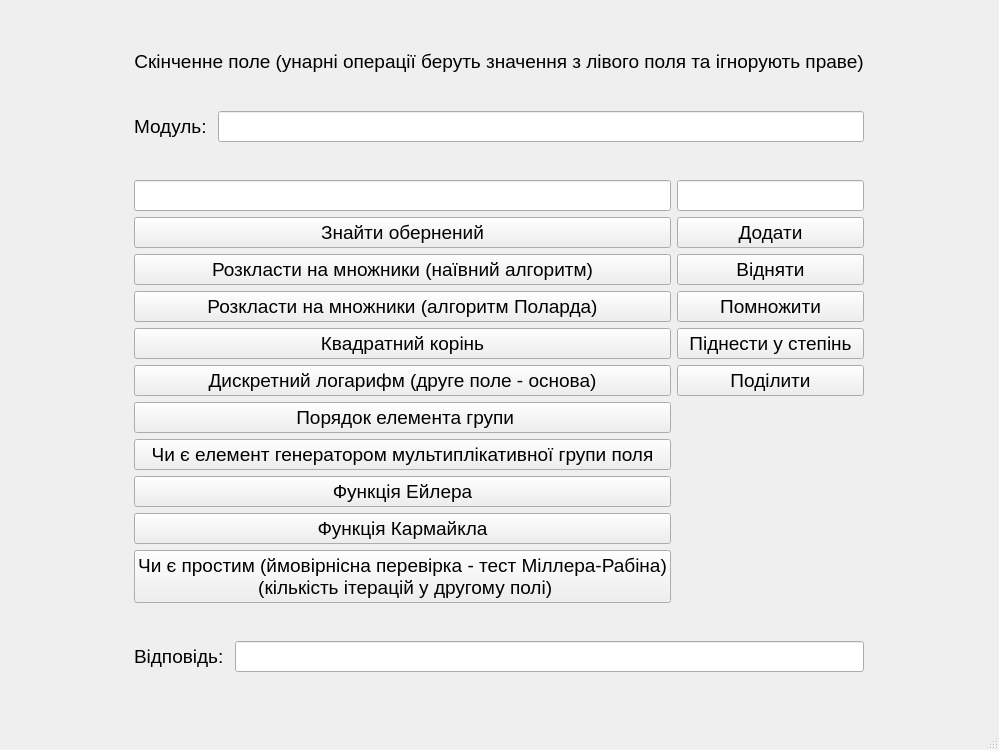
This is GeneralAlgebraTeamLabProject/GUI/finitefieldwindow.ui in Oleksii-Adamov/GeneralAlgebraTeamLab as Qt 5 draws it before an edit. The edited form follows.
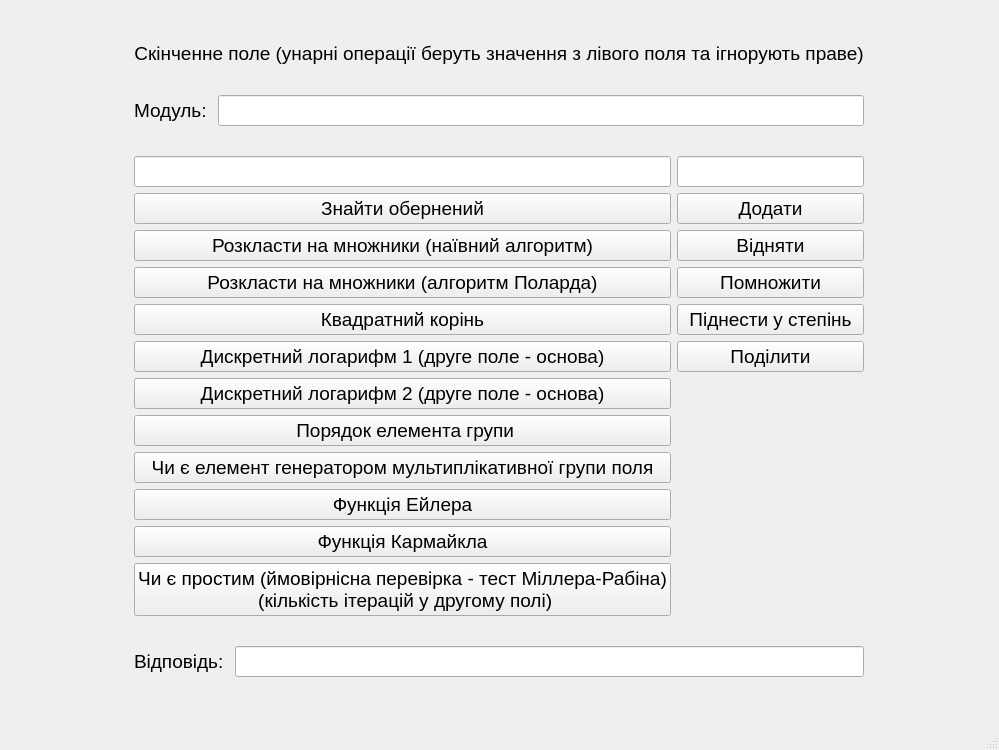
This is the edited form.

Commit message: FiniteFieldWindow: added discrete logarithm 1

Diff of the .ui file:
```diff
--- a/GeneralAlgebraTeamLabProject/GUI/finitefieldwindow.ui
+++ b/GeneralAlgebraTeamLabProject/GUI/finitefieldwindow.ui
@@ -95,23 +95,21 @@
          <property name="leftMargin">
           <number>0</number>
          </property>
-         <item row="7" column="0">
-          <widget class="QPushButton" name="pushButton_elementOrder">
+         <item row="12" column="0">
+          <widget class="QPushButton" name="pushButton_is_prime">
            <property name="text">
-            <string> Порядок елемента групи</string>
+            <string>Чи є простим (ймовірнісна перевірка - тест Міллера-Рабіна) 
+ (кількість ітерацій у другому полі)</string>
            </property>
           </widget>
          </item>
-         <item row="2" column="1">
-          <widget class="QPushButton" name="pushButton_add">
+         <item row="9" column="0">
+          <widget class="QPushButton" name="pushButton_is_generator">
            <property name="text">
-            <string>Додати</string>
+            <string>Чи є елемент генератором мультиплікативної групи поля</string>
            </property>
           </widget>
          </item>
-         <item row="1" column="1">
-          <widget class="QLineEdit" name="lineEdit_second"/>
-         </item>
          <item row="2" column="0">
           <widget class="QPushButton" name="pushButton_reverse">
            <property name="text">
@@ -119,6 +117,20 @@
            </property>
           </widget>
          </item>
+         <item row="4" column="1">
+          <widget class="QPushButton" name="pushButton_multiply">
+           <property name="text">
+            <string>Помножити</string>
+           </property>
+          </widget>
+         </item>
+         <item row="5" column="1">
+          <widget class="QPushButton" name="pushButton_pow">
+           <property name="text">
+            <string>Піднести у степінь</string>
+           </property>
+          </widget>
+         </item>
          <item row="3" column="1">
           <widget class="QPushButton" name="pushButton_substract">
            <property name="text">
@@ -126,6 +138,20 @@
            </property>
           </widget>
          </item>
+         <item row="10" column="0">
+          <widget class="QPushButton" name="pushButton_euler">
+           <property name="text">
+            <string>Функція Ейлера</string>
+           </property>
+          </widget>
+         </item>
+         <item row="8" column="0">
+          <widget class="QPushButton" name="pushButton_elementOrder">
+           <property name="text">
+            <string> Порядок елемента групи</string>
+           </property>
+          </widget>
+         </item>
          <item row="1" column="0">
           <widget class="QLineEdit" name="lineEdit_first"/>
          </item>
@@ -136,48 +162,8 @@
            </property>
           </widget>
          </item>
-         <item row="9" column="0">
-          <widget class="QPushButton" name="pushButton_euler">
-           <property name="text">
-            <string>Функція Ейлера</string>
-           </property>
-          </widget>
-         </item>
-         <item row="11" column="0">
-          <widget class="QPushButton" name="pushButton_is_prime">
-           <property name="text">
-            <string>Чи є простим (ймовірнісна перевірка - тест Міллера-Рабіна) 
- (кількість ітерацій у другому полі)</string>
-           </property>
-          </widget>
-         </item>
-         <item row="8" column="0">
-          <widget class="QPushButton" name="pushButton_is_generator">
-           <property name="text">
-            <string>Чи є елемент генератором мультиплікативної групи поля</string>
-           </property>
-          </widget>
-         </item>
-         <item row="6" column="0">
-          <widget class="QPushButton" name="pushButton_discreteLogarithm">
-           <property name="text">
-            <string>Дискретний логарифм (друге поле - основа)</string>
-           </property>
-          </widget>
-         </item>
-         <item row="10" column="0">
-          <widget class="QPushButton" name="pushButton_carmichael">
-           <property name="text">
-            <string>Функція Кармайкла</string>
-           </property>
-          </widget>
-         </item>
-         <item row="3" column="0">
-          <widget class="QPushButton" name="pushButton_factorization_naive">
-           <property name="text">
-            <string>Розкласти на множники (наївний алгоритм)</string>
-           </property>
-          </widget>
+         <item row="1" column="1">
+          <widget class="QLineEdit" name="lineEdit_second"/>
          </item>
          <item row="5" column="0">
           <widget class="QPushButton" name="pushButton_sqrt">
@@ -186,6 +172,27 @@
            </property>
           </widget>
          </item>
+         <item row="2" column="1">
+          <widget class="QPushButton" name="pushButton_add">
+           <property name="text">
+            <string>Додати</string>
+           </property>
+          </widget>
+         </item>
+         <item row="3" column="0">
+          <widget class="QPushButton" name="pushButton_factorization_naive">
+           <property name="text">
+            <string>Розкласти на множники (наївний алгоритм)</string>
+           </property>
+          </widget>
+         </item>
+         <item row="6" column="0">
+          <widget class="QPushButton" name="pushButton_discreteLogarithm">
+           <property name="text">
+            <string>Дискретний логарифм 1 (друге поле - основа)</string>
+           </property>
+          </widget>
+         </item>
          <item row="6" column="1">
           <widget class="QPushButton" name="pushButton_divide">
            <property name="text">
@@ -193,17 +200,17 @@
            </property>
           </widget>
          </item>
-         <item row="5" column="1">
-          <widget class="QPushButton" name="pushButton_pow">
+         <item row="11" column="0">
+          <widget class="QPushButton" name="pushButton_carmichael">
            <property name="text">
-            <string>Піднести у степінь</string>
+            <string>Функція Кармайкла</string>
            </property>
           </widget>
          </item>
-         <item row="4" column="1">
-          <widget class="QPushButton" name="pushButton_multiply">
+         <item row="7" column="0">
+          <widget class="QPushButton" name="pushButton_discreteLogarithm2">
            <property name="text">
-            <string>Помножити</string>
+            <string>Дискретний логарифм 2 (друге поле - основа)</string>
            </property>
           </widget>
          </item>
```
The commit also changes 3 other files.
